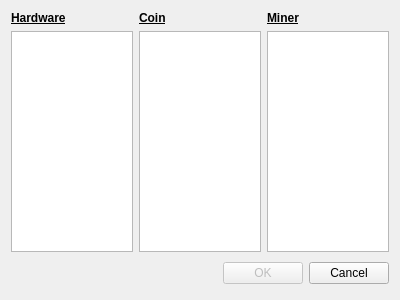
First picture: the form in source/minerselectiondialog.ui, repository martin-kudlicka/crypto-miner, before the edit.
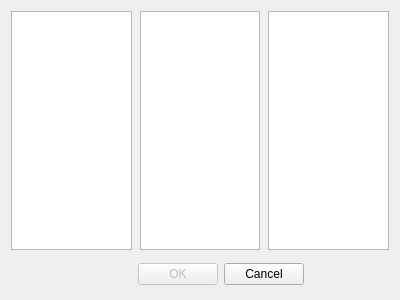
Second picture: the form after the edit.

Commit message: * QListView changed to QTreeView

Diff of the .ui file:
```diff
--- a/source/minerselectiondialog.ui
+++ b/source/minerselectiondialog.ui
@@ -13,75 +13,15 @@
   <property name="windowTitle">
    <string>Select miner</string>
   </property>
-  <layout class="QVBoxLayout" name="verticalLayout_4">
-   <item>
-    <layout class="QHBoxLayout" name="horizontalLayout">
-     <item>
-      <layout class="QVBoxLayout" name="verticalLayout">
-       <item>
-        <widget class="QLabel" name="label">
-         <property name="font">
-          <font>
-           <weight>75</weight>
-           <bold>true</bold>
-           <underline>true</underline>
-          </font>
-         </property>
-         <property name="text">
-          <string>Hardware</string>
-         </property>
-        </widget>
-       </item>
-       <item>
-        <widget class="QListView" name="hwComponentsView"/>
-       </item>
-      </layout>
-     </item>
-     <item>
-      <layout class="QVBoxLayout" name="verticalLayout_2">
-       <item>
-        <widget class="QLabel" name="label_2">
-         <property name="font">
-          <font>
-           <weight>75</weight>
-           <bold>true</bold>
-           <underline>true</underline>
-          </font>
-         </property>
-         <property name="text">
-          <string>Coin</string>
-         </property>
-        </widget>
-       </item>
-       <item>
-        <widget class="QListView" name="coinsView"/>
-       </item>
-      </layout>
-     </item>
-     <item>
-      <layout class="QVBoxLayout" name="verticalLayout_3">
-       <item>
-        <widget class="QLabel" name="label_3">
-         <property name="font">
-          <font>
-           <weight>75</weight>
-           <bold>true</bold>
-           <underline>true</underline>
-          </font>
-         </property>
-         <property name="text">
-          <string>Miner</string>
-         </property>
-        </widget>
-       </item>
-       <item>
-        <widget class="QListView" name="minersView"/>
-       </item>
-      </layout>
-     </item>
-    </layout>
-   </item>
-   <item>
+  <widget class="QWidget" name="layoutWidget">
+   <property name="geometry">
+    <rect>
+     <x>9</x>
+     <y>258</y>
+     <width>295</width>
+     <height>33</height>
+    </rect>
+   </property>
     <layout class="QHBoxLayout">
      <property name="spacing">
       <number>6</number>
@@ -129,8 +69,55 @@
       </widget>
      </item>
     </layout>
-   </item>
-  </layout>
+  </widget>
+  <widget class="QTreeView" name="hwComponentsView">
+   <property name="geometry">
+    <rect>
+     <x>11</x>
+     <y>11</y>
+     <width>121</width>
+     <height>239</height>
+    </rect>
+   </property>
+   <property name="rootIsDecorated">
+    <bool>false</bool>
+   </property>
+   <property name="itemsExpandable">
+    <bool>false</bool>
+   </property>
+  </widget>
+  <widget class="QTreeView" name="coinsView">
+   <property name="geometry">
+    <rect>
+     <x>140</x>
+     <y>11</y>
+     <width>120</width>
+     <height>239</height>
+    </rect>
+   </property>
+   <property name="rootIsDecorated">
+    <bool>false</bool>
+   </property>
+   <property name="itemsExpandable">
+    <bool>false</bool>
+   </property>
+  </widget>
+  <widget class="QTreeView" name="minersView">
+   <property name="geometry">
+    <rect>
+     <x>268</x>
+     <y>11</y>
+     <width>121</width>
+     <height>239</height>
+    </rect>
+   </property>
+   <property name="rootIsDecorated">
+    <bool>false</bool>
+   </property>
+   <property name="itemsExpandable">
+    <bool>false</bool>
+   </property>
+  </widget>
  </widget>
  <resources/>
  <connections>
```
Lines whose indentation alone changed are shown as unchanged. The commit also changes 6 other files.
